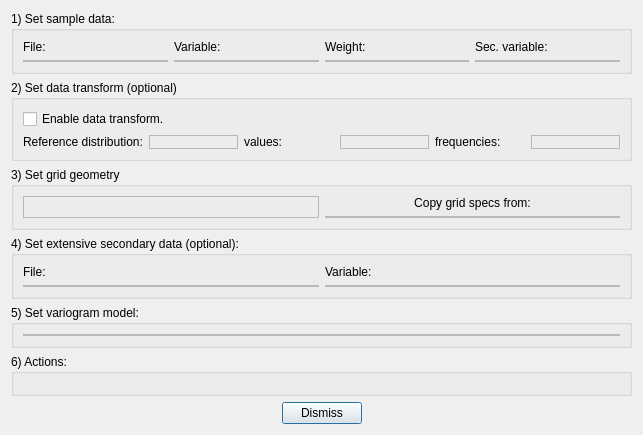
Old version of the form dialogs/sgsimdialog.ui in the repository PauloCarvalhoRJ/gammaray.
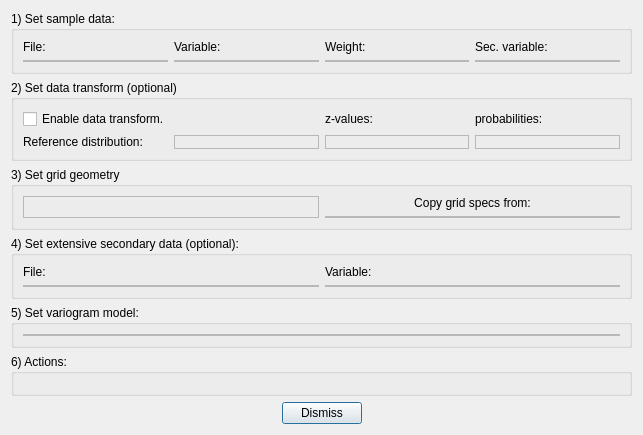
New version of the form.

Commit message: SGSIM dialog: signals/slots connections.

What changed in the file:
```diff
--- a/dialogs/sgsimdialog.ui
+++ b/dialogs/sgsimdialog.ui
@@ -206,13 +206,6 @@
         </layout>
        </widget>
       </item>
-      <item row="1" column="2">
-       <widget class="QLabel" name="label_6">
-        <property name="text">
-         <string>values:</string>
-        </property>
-       </widget>
-      </item>
       <item row="1" column="3">
        <widget class="QFrame" name="frmDistValuesPlaceholder">
         <property name="frameShape">
@@ -240,13 +233,6 @@
         </layout>
        </widget>
       </item>
-      <item row="1" column="4">
-       <widget class="QLabel" name="label_7">
-        <property name="text">
-         <string>frequencies:</string>
-        </property>
-       </widget>
-      </item>
       <item row="1" column="5">
        <widget class="QFrame" name="frmDistFreqPlaceholder">
         <property name="frameShape">
@@ -274,6 +260,20 @@
         </layout>
        </widget>
       </item>
+      <item row="0" column="3">
+       <widget class="QLabel" name="label_6">
+        <property name="text">
+         <string>z-values:</string>
+        </property>
+       </widget>
+      </item>
+      <item row="0" column="5">
+       <widget class="QLabel" name="label_7">
+        <property name="text">
+         <string>probabilities:</string>
+        </property>
+       </widget>
+      </item>
      </layout>
     </widget>
    </item>
```
The commit also changes 7 other files.
